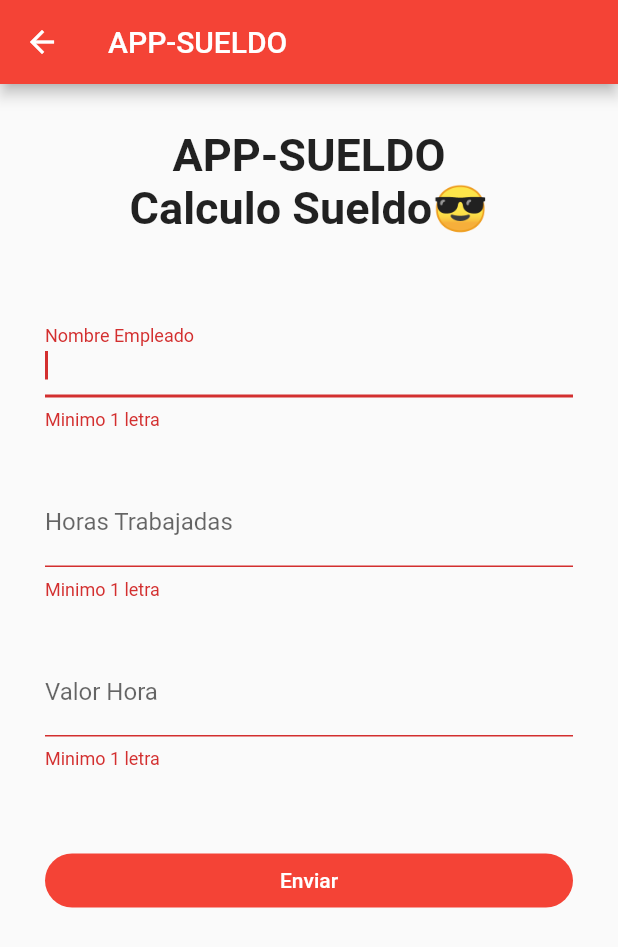
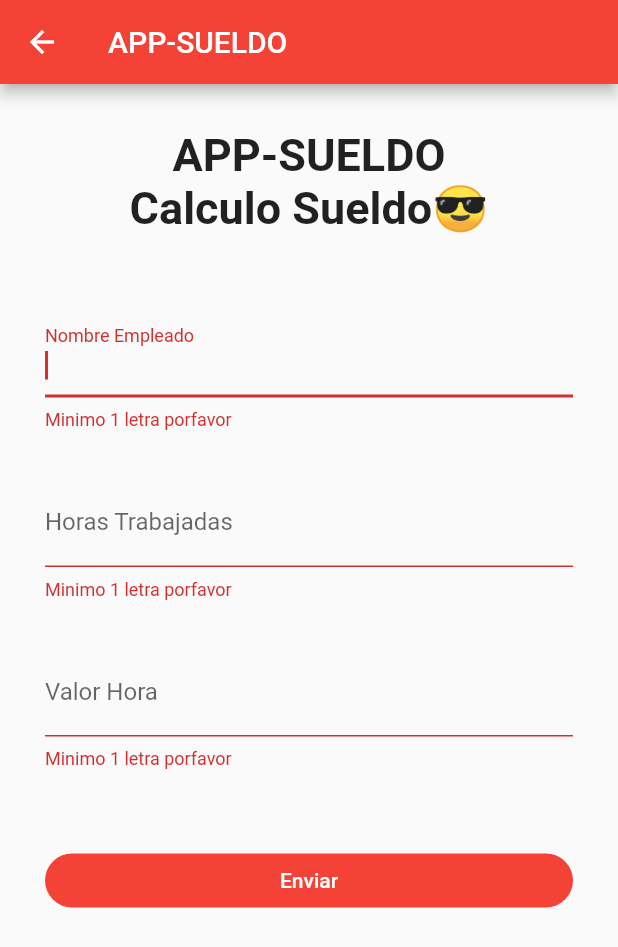
Before and after one commit to Aslyash73/TallerMovil, a Flutter app: the ViewSecondScreen screen opened by its route, after a tap on "Enviar", on a phone screen of 412 x 824 dp. Shown: the top 947 px of the screen. Run offline on Flutter 3.47's test engine with Material 2 defaults, Android fonts, the phone set to English and light mode, and no system bars; network calls fail.

Commit message:
commit refresh

```diff
--- a/lib/routes/routes.dart
+++ b/lib/routes/routes.dart
@@ -1,5 +1,5 @@
 import 'package:flutter/material.dart';
-import 'package:movilapp/models/menu_option.dart';
+import 'package:movilapp/modelsOption/menu_option.dart';
 import 'package:movilapp/screens/screens.dart';
 
 class AppRoutes {
--- a/lib/screens/viewDos.dart
+++ b/lib/screens/viewDos.dart
@@ -1,5 +1,5 @@
 import 'package:flutter/material.dart';
-import 'package:movilapp/widgets/inputs/CustomInputField.dart';
+import 'package:movilapp/widgets/inputs/CustomInput.dart';
 
 class ViewSecondScreen extends StatelessWidget {
   const ViewSecondScreen({Key? key}) : super(key: key);
--- a/lib/screens/viewUno.dart
+++ b/lib/screens/viewUno.dart
@@ -1,5 +1,5 @@
 import 'package:flutter/material.dart';
-import 'package:movilapp/widgets/inputs/CustomInputField.dart';
+import 'package:movilapp/widgets/inputs/CustomInput.dart';
 
 class ViewOneScreen extends StatelessWidget {
   const ViewOneScreen({Key? key}) : super(key: key);
--- a/lib/widgets/inputs/CustomInputField.dart
+++ b/lib/widgets/inputs/CustomInput.dart
@@ -37,15 +37,14 @@ class CustomInputField extends StatelessWidget {
         formValues[formProperty] = value;
       },
       validator: (value) {
-        if (value == null) return "Este campo es requerido";
-        return value.length < 1 ? 'Minimo 1 letra' : null;
+        if (value == null) return "Este campo es obligatorio";
+        return value.length < 1 ? 'Minimo 1 letra porfavor' : null;
       },
       autovalidateMode: AutovalidateMode.onUserInteraction,
       decoration: InputDecoration(
           hintText: hintText,
           labelText: labelText,
           helperText: helperText,
-          // couter: 'Cuanto falta 3',
           suffixIcon: Icon(sufIcon)),
     );
   }
--- a/lib/widgets/widgets.dart
+++ b/lib/widgets/widgets.dart
@@ -1 +1 @@
-export 'package:movilapp/widgets/inputs/CustomInputField.dart';
+export 'package:movilapp/widgets/inputs/CustomInput.dart';
```
Also changed, not shown: lib/modelsOption/menu_option.dart (renamed from lib/models/menu_option.dart).
